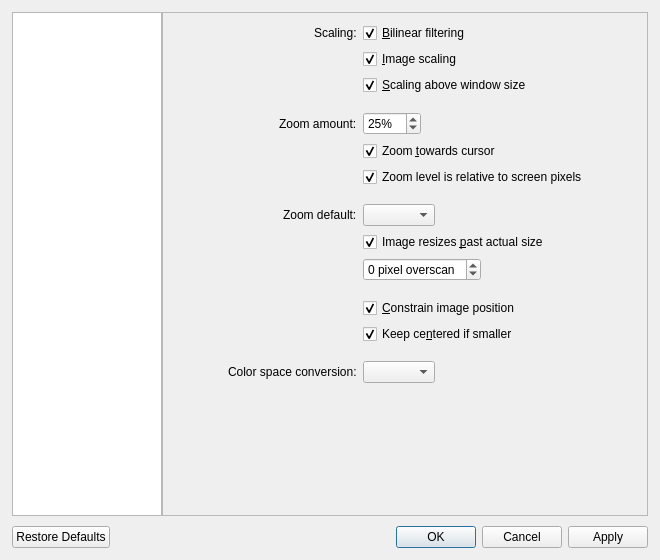
jurplel/qView, file src/qvoptionsdialog.ui: the form before one commit.
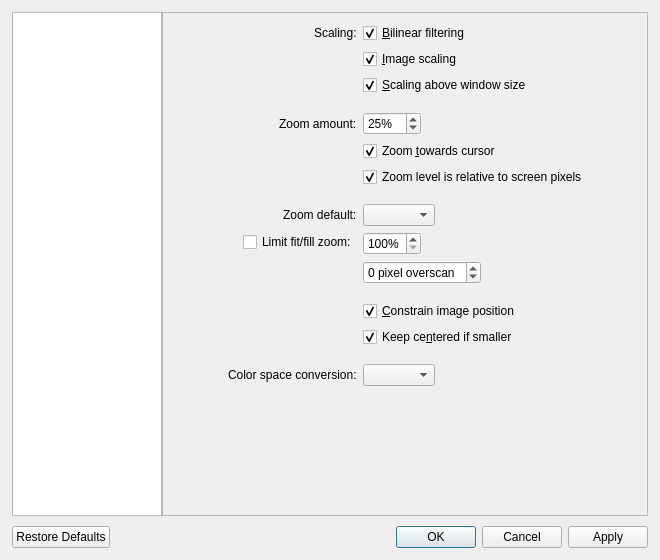
The form after the commit. The open tabs and pages were chosen to show the change.

Commit message: Change "image resizes past actual size" option into configurable zoom limit percent

The edit to the form file:
```diff
--- a/src/qvoptionsdialog.ui
+++ b/src/qvoptionsdialog.ui
@@ -368,7 +368,7 @@
            <x>0</x>
            <y>0</y>
            <width>482</width>
-           <height>389</height>
+           <height>397</height>
           </rect>
          </property>
          <property name="sizePolicy">
@@ -536,16 +536,29 @@
           <item row="8" column="1">
            <widget class="QComboBox" name="zoomDefaultComboBox"/>
           </item>
-          <item row="9" column="1">
-           <widget class="QCheckBox" name="pastActualSizeCheckbox">
-            <property name="toolTip">
-             <string>Stop the image from going past its actual size when resizing the window - you can still zoom past it though</string>
-            </property>
+          <item row="9" column="0">
+           <widget class="QCheckBox" name="fitZoomLimitCheckbox">
             <property name="text">
-             <string>Image resizes &amp;past actual size</string>
+             <string>Limit fit/fill zoom:</string>
             </property>
-            <property name="checked">
-             <bool>true</bool>
+           </widget>
+          </item>
+          <item row="9" column="1">
+           <widget class="QSpinBox" name="fitZoomLimitSpinBox">
+            <property name="suffix">
+             <string>%</string>
+            </property>
+            <property name="minimum">
+             <number>100</number>
+            </property>
+            <property name="maximum">
+             <number>800</number>
+            </property>
+            <property name="singleStep">
+             <number>25</number>
+            </property>
+            <property name="value">
+             <number>100</number>
             </property>
            </widget>
           </item>
```
Left out of the diff: 2 changed lines with no effect on the pictures. The commit also changes 5 other files.
